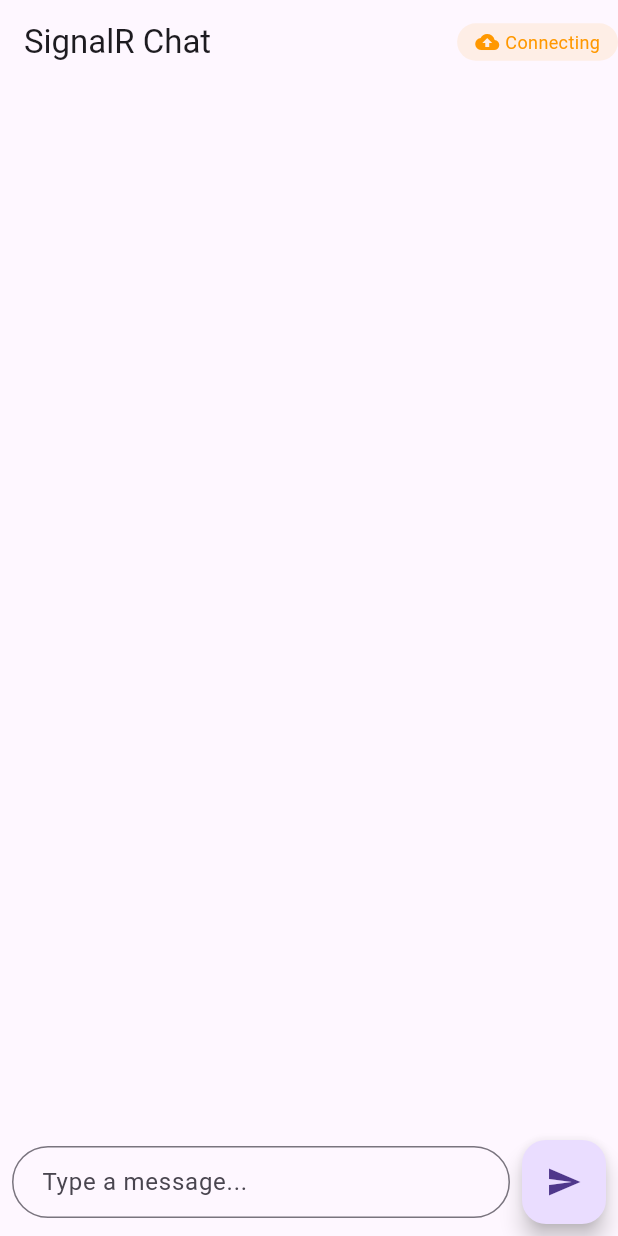
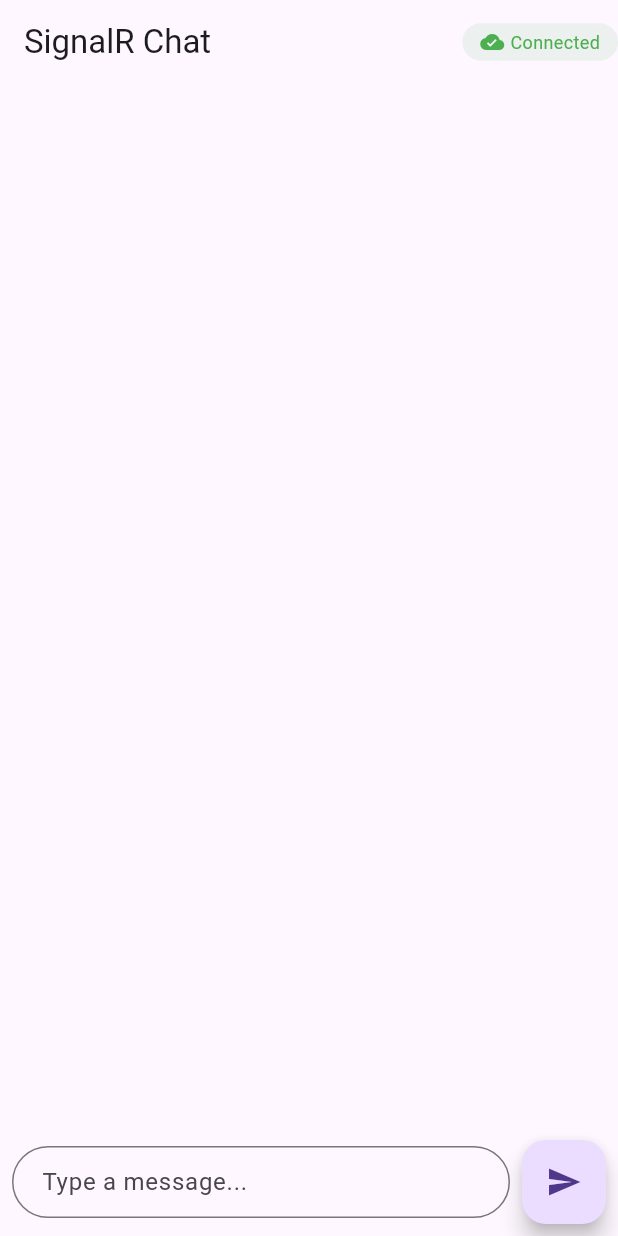
Before and after one commit to vishnuvu7/signalr_chat_plugin, a Flutter app: the screen it shows after launch, after a tap on the "send" icon, on a phone screen of 412 x 824 dp. Run offline on Flutter 3.47's test engine with Material 3 defaults, Android fonts, the light colour scheme and no system bars; our stand-ins replace plugin_platform_interface; missing offline and left inert: signalr_core.

Commit message:
conenction state reffresh fix

```diff
--- a/example/lib/main.dart
+++ b/example/lib/main.dart
@@ -44,28 +44,82 @@
   }
 
   Future<void> _initializeChat() async {
+    try {
+      print('Initializing SignalR connection...');
+
       // Initialize SignalR with configuration
       await _chatPlugin.initSignalR(
         SignalRConnectionOptions(
-        serverUrl: 'http://your-server/chathub',
+          serverUrl: 'https://wpr.intertoons.net/cloudsanadchatbot/myhub',
           reconnectInterval: const Duration(seconds: 3),
           maxRetryAttempts: 5,
           autoReconnect: true,
-        onError: _handleError,
+          onError: (error) {
+            print('SignalR error: $error');
+            _handleError(error);
+          },
         ),
       );
 
+      print('SignalR initialized, setting up listeners...');
+
       // Set a random username for demo purposes
       _username = 'User${DateTime.now().millisecondsSinceEpoch % 1000}';
+      print('Username set to: $_username');
 
       // Listen to messages
-    _chatPlugin.messagesStream.listen(_handleNewMessage);
+      _chatPlugin.messagesStream.listen(
+        _handleNewMessage,
+        onError: (error) {
+          print('Message stream error: $error');
+          _handleError(error.toString());
+        },
+      );
 
       // Listen to connection state changes
-    _chatPlugin.connectionStateStream.listen(_handleConnectionState);
+      _chatPlugin.connectionStateStream.listen(
+        (state) {
+          print('Connection state changed to: $state');
+          _handleConnectionState(state);
+        },
+        onError: (error) {
+          print('Connection state stream error: $error');
+          _handleError(error.toString());
+        },
+      );
 
       // Listen to errors
-    _chatPlugin.errorStream.listen(_handleError);
+      _chatPlugin.errorStream.listen(
+        (error) {
+          print('Error stream received: $error');
+          _handleError(error);
+        },
+        onError: (error) {
+          print('Error stream error: $error');
+          _handleError(error.toString());
+        },
+      );
+
+      // Explicitly set the connection state to connected since we know the connection is established
+      if (mounted) {
+        setState(() {
+          _connectionState = ConnectionStatus.connected;
+        });
+        ScaffoldMessenger.of(context).showSnackBar(
+          const SnackBar(
+            content: Text('Connected to chat'),
+            backgroundColor: Colors.green,
+            duration: Duration(seconds: 2),
+          ),
+        );
+      }
+
+      print('All listeners set up successfully');
+    } catch (e, stackTrace) {
+      print('Error initializing chat: $e');
+      print('Stack trace: $stackTrace');
+      _handleError('Failed to initialize chat: $e');
+    }
   }
 
   void _handleNewMessage(ChatMessage message) {
@@ -76,6 +130,9 @@
   }
 
   void _handleConnectionState(ConnectionStatus state) {
+    print('Handling connection state: $state');
+    if (!mounted) return;
+
     setState(() {
       _connectionState = state;
     });
@@ -102,6 +159,8 @@
         break;
     }
 
+    print('Showing connection state snackbar: $message');
+    if (mounted) {
       ScaffoldMessenger.of(context).showSnackBar(
         SnackBar(
           content: Text(message),
@@ -109,6 +168,7 @@
           duration: const Duration(seconds: 2),
         ),
       );
+    }
   }
 
   void _handleError(String error) {
@@ -124,8 +184,47 @@
     final message = _messageController.text.trim();
     if (message.isEmpty) return;
 
+    try {
+      print('Attempting to send message: $message');
       _messageController.clear();
+
+      // Log the current connection state
+      print('Current connection state: $_connectionState');
+
+      // Check if we're connected before sending
+      if (_connectionState != ConnectionStatus.connected) {
+        print('Cannot send message: Not connected to server');
+        ScaffoldMessenger.of(context).showSnackBar(
+          const SnackBar(
+            content: Text('Cannot send message: Not connected to server'),
+            backgroundColor: Colors.red,
+          ),
+        );
+        return;
+      }
+
+      // Try to send the message
       await _chatPlugin.sendMessage(_username, message);
+      print('Message sent successfully');
+    } catch (e, stackTrace) {
+      print('Error sending message: $e');
+      print('Stack trace: $stackTrace');
+
+      String errorMessage = 'Failed to send message';
+      if (e.toString().contains('SendMessage')) {
+        errorMessage =
+            'Server rejected the message. Please check the message format.';
+      }
+
+      if (mounted) {
+        ScaffoldMessenger.of(context).showSnackBar(
+          SnackBar(
+            content: Text(errorMessage),
+            backgroundColor: Colors.red,
+          ),
+        );
+      }
+    }
   }
 
   void _scrollToBottom() {
@@ -199,7 +298,8 @@
           borderRadius: BorderRadius.circular(12),
         ),
         child: Column(
-          crossAxisAlignment: isMyMessage ? CrossAxisAlignment.end : CrossAxisAlignment.start,
+          crossAxisAlignment:
+              isMyMessage ? CrossAxisAlignment.end : CrossAxisAlignment.start,
           children: [
             Text(
               message.sender,
@@ -278,7 +378,8 @@
               controller: _scrollController,
               reverse: true,
               itemCount: _messages.length,
-              itemBuilder: (context, index) => _buildMessageItem(_messages[index]),
+              itemBuilder: (context, index) =>
+                  _buildMessageItem(_messages[index]),
             ),
           ),
           Padding(
```
Also changed, not shown: lib/signalr_chat_plugin.dart (+35 -9 lines), 1 other file. Lines whose indentation alone changed are shown as unchanged.
